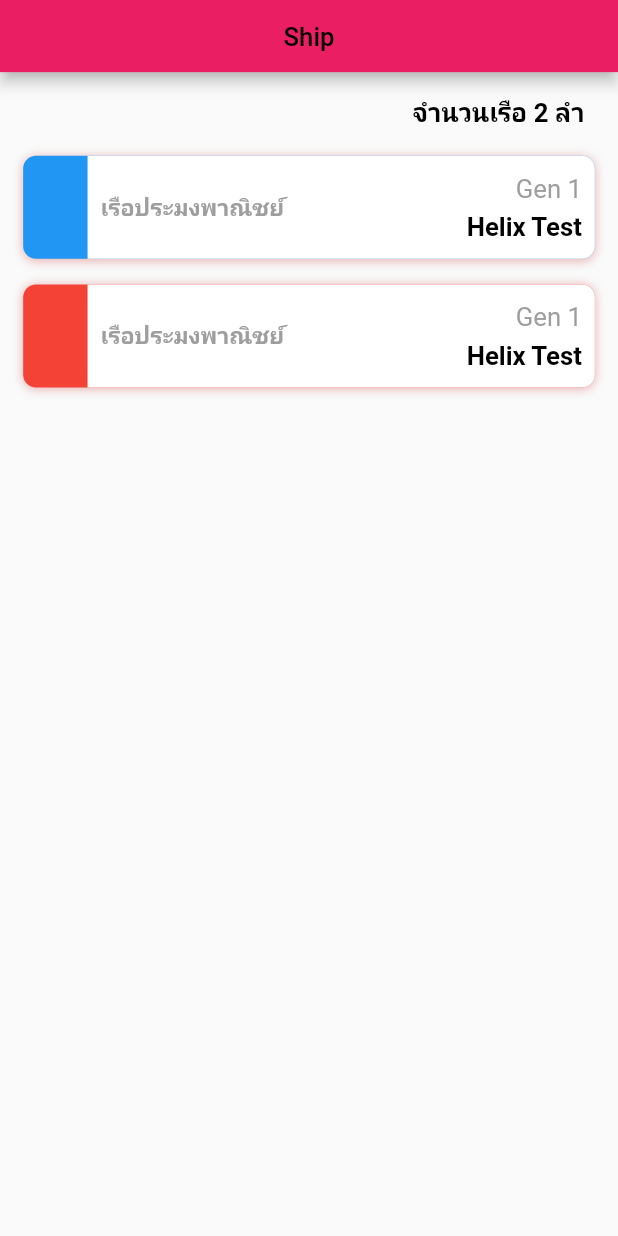
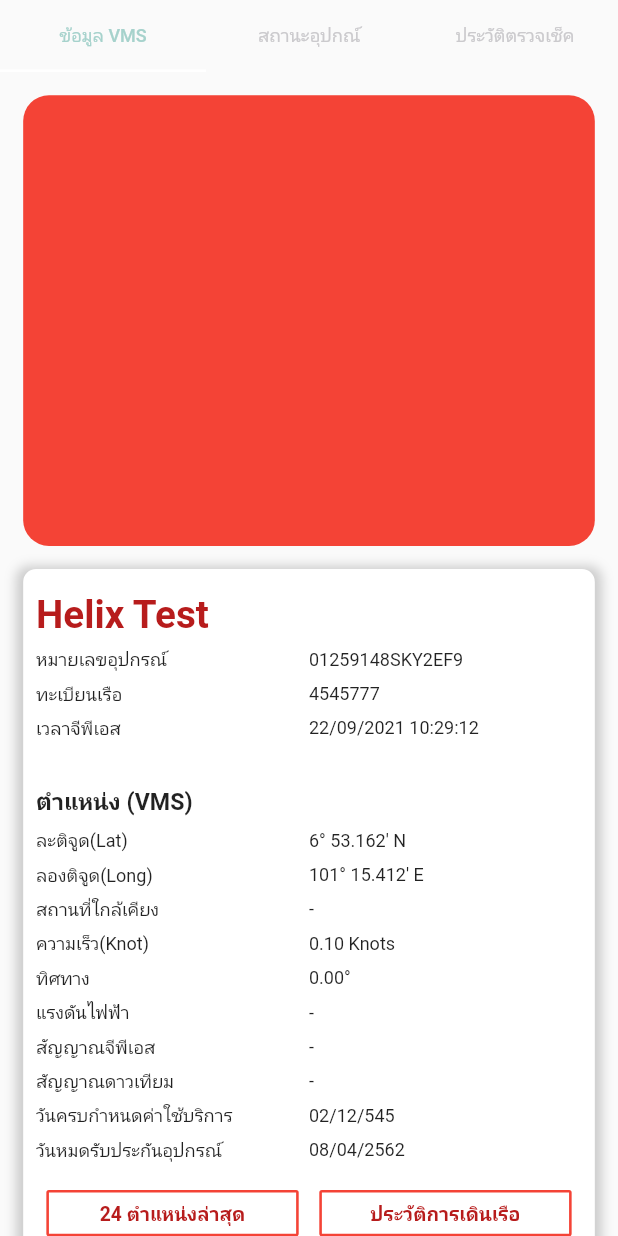
Before and after one commit to etnecadev/etneca-link, a Flutter app: the SecondPage screen opened by its route, after a tap on "เรือประมงพาณิชย์", on a phone screen of 412 x 824 dp. Run offline on Flutter 3.47's test engine with Material 2 defaults, Android fonts, the phone set to English and light mode, and no system bars; drawn by our look-alikes of contained_tab_bar_view; our stand-ins replace adaptive_theme, carousel_slider, dot_navigation_bar, expandable, flutter_staggered_animations, font_awesome_flutter and 2 more.

Commit message:
sub ship page

```diff
--- a/lib/src/app.dart
+++ b/lib/src/app.dart
@@ -31,7 +31,7 @@ class MyApp extends StatelessWidget {
             ],
             background: Container(color: Color(0xFFF5F5F5))),
         debugShowCheckedModeBanner: false,
-        initialRoute: "/packages",
+        initialRoute: "/menu",
         routes: routes));
   }
 }
--- a/lib/src/component/routes/routes.dart
+++ b/lib/src/component/routes/routes.dart
@@ -9,5 +9,6 @@ var routes = {
   NotiAndNews.routeName: (context) => NotiAndNews(),
   MenuPage.routeName: (context) => MenuPage(),
   PackagesPage.routeName: (context) => PackagesPage(),
+  ShipDataPage.routeName: (context) => ShipDataPage(),
 
 };
--- a/lib/src/page/index.dart
+++ b/lib/src/page/index.dart
@@ -5,3 +5,4 @@ export 'userPage.dart';
 export 'launcher.dart';
 export 'userPage.dart';
 export 'menuPage.dart';
+export 'shipDataPage.dart';
--- a/lib/src/page/menuPage.dart
+++ b/lib/src/page/menuPage.dart
@@ -97,7 +97,7 @@ class MenuPage extends StatelessWidget {
                                         "assets/images/bgmap.png",
                                         Icons.map,
                                         "package",
-                                        "/map")),
+                                        "/packages")),
                                 Flexible(
                                     flex: 5,
                                     child: _submenu(
--- /dev/null
+++ b/lib/src/page/shipDataPage.dart
@@ -0,0 +1,214 @@
+import 'package:contained_tab_bar_view/contained_tab_bar_view.dart';
+import 'package:flutter/material.dart';
+import 'package:flutter_project_template/src/utils/index.dart';
+
+class ShipDataPage extends StatelessWidget {
+  static const routeName = '/shipdatapage';
+  const ShipDataPage({Key? key}) : super(key: key);
+
+  @override
+  Widget build(BuildContext context) {
+    return Scaffold(
+      body: Container(
+        child: ContainedTabBarView(
+          tabBarProperties: TabBarProperties(
+            indicator: ContainerTabIndicator(
+              color: Color.fromRGBO(166, 210, 204, 1),
+              widthFraction: 0.3,
+              height: 4,
+              padding: const EdgeInsets.only(top: 15),
+            ),
+            indicatorColor: Colors.white,
+            labelColor: Color.fromRGBO(166, 210, 204, 1),
+            unselectedLabelColor: Color.fromRGBO(203, 202, 205, 1),
+          ),
+          tabs: [
+            Text('ข้อมูล VMS'),
+            Text('สถานะอุปกณ์'),
+            Text('ประวัติตรวจเช็ค'),
+          ],
+          views: [
+            SingleChildScrollView(
+              child: Container(
+                padding: EdgeInsets.all(18),
+                child: Column(
+                  children: [
+                    Container(
+                      decoration: BoxDecoration(
+                        borderRadius: BorderRadius.circular(20),
+                        color: Colors.red,
+                      ),
+                      width: double.infinity,
+                      height: 350,
+                    ),
+                    Container(
+                      height: 550,
+                      margin: EdgeInsets.only(top: 18),
+                      padding: EdgeInsets.all(10),
+                      decoration: BoxDecoration(
+                        borderRadius: BorderRadius.circular(10),
+                        color: Colors.white,
+                        boxShadow: [
+                          BoxShadow(
+                            color: Colors.grey.withOpacity(0.5),
+                            spreadRadius: 5,
+                            blurRadius: 7,
+                            offset: Offset(0, 3), // changes position of shadow
+                          ),
+                        ],
+                      ),
+                      width: double.infinity,
+                      child: Column(
+                        mainAxisAlignment: MainAxisAlignment.spaceEvenly,
+                        crossAxisAlignment: CrossAxisAlignment.start,
+                        children: [
+                          Text(
+                            "Helix Test",
+                            style: TextStyle(
+                                color: Colors.red[900],
+                                fontSize: 30,
+                                fontWeight: FontWeight.w700),
+                          ),
+                          Row(
+                            children: [
+                              Expanded(child: Text("หมายเลขอุปกรณ์")),
+                              Expanded(child: Text("01259148SKY2EF9")),
+                            ],
+                          ),
+                          Row(
+                            children: [
+                              Expanded(child: Text("ทะเบียนเรือ")),
+                              Expanded(child: Text("4545777")),
+                            ],
+                          ),
+                          Row(
+                            children: [
+                              Expanded(child: Text("เวลาจีพีเอส")),
+                              Expanded(child: Text("22/09/2021 10:29:12")),
+                            ],
+                          ),
+                          SizedBox(
+                            height: 20,
+                          ),
+                          Text(
+                            "ตำแหน่ง (VMS)",
+                            style: TextStyle(
+                                fontSize: 18, fontWeight: FontWeight.w700),
+                          ),
+                          Row(
+                            children: [
+                              Expanded(child: Text("ละติจูด(Lat)")),
+                              Expanded(child: Text("6° 53.162' N")),
+                            ],
+                          ),
+                          Row(
+                            children: [
+                              Expanded(child: Text("ลองติจูด(Long)")),
+                              Expanded(child: Text("101° 15.412' E")),
+                            ],
+                          ),
+                          Row(
+                            children: [
+                              Expanded(child: Text("สถานที่ใกล้เคียง")),
+                              Expanded(child: Text("-")),
+                            ],
+                          ),
+                          Row(
+                            children: [
+                              Expanded(child: Text("ความเร็ว(Knot)")),
+                              Expanded(child: Text("0.10 Knots")),
+                            ],
+                          ),
+                          Row(
+                            children: [
+                              Expanded(child: Text("ทิศทาง")),
+                              Expanded(child: Text("0.00°")),
+                            ],
+                          ),
+                          Row(
+                            children: [
+                              Expanded(child: Text("แรงดันไฟฟ้า")),
+                              Expanded(child: Text("-")),
+                            ],
+                          ),
+                          Row(
+                            children: [
+                              Expanded(child: Text("สัญญาณจีพีเอส")),
+                              Expanded(child: Text("-")),
+                            ],
+                          ),
+                          Row(
+                            children: [
+                              Expanded(child: Text("สัญญาณดาวเทียม")),
+                              Expanded(child: Text("-")),
+                            ],
+                          ),
+                          Row(
+                            children: [
+                              Expanded(child: Text("วันครบกำหนดค่าใช้บริการ")),
+                              Expanded(child: Text("02/12/545")),
+                            ],
+                          ),
+                          Row(
+                            children: [
+                              Expanded(child: Text("วันหมดรับประกันอุปกรณ์")),
+                              Expanded(child: Text("08/04/2562")),
+                            ],
+                          ),
+                          Row(
+                            mainAxisAlignment: MainAxisAlignment.spaceAround,
+                            children: [
+                              Expanded(
+                                child: Container(
+                                  margin: EdgeInsets.all(8),
+                                  child: OutlineButton(
+                                    highlightedBorderColor: Colors.red[900],
+                                    borderSide:
+                                        BorderSide(width: 2, color: Colors.red),
+                                    onPressed: () {},
+                                    child: Text(
+                                      "24 ตำแหน่งล่าสุด",
+                                      style: TextStyle(
+                                          color: Colors.red[900],
+                                          fontSize: 15,
+                                          fontWeight: FontWeight.w700),
+                                    ),
+                                  ),
+                                ),
+                              ),
+                              Expanded(
+                                child: Container(
+                                  margin: EdgeInsets.all(8),
+                                  child: OutlineButton(
+                                    highlightedBorderColor: Colors.red[900],
+                                    borderSide:
+                                        BorderSide(width: 2, color: Colors.red),
+                                    onPressed: () {},
+                                    child: Text(
+                                      "ประวัติการเดินเรือ",
+                                      style: TextStyle(
+                                          color: Colors.red[900],
+                                          fontSize: 15,
+                                          fontWeight: FontWeight.w700),
+                                    ),
+                                  ),
+                                ),
+                              ),
+                            ],
+                          ),
+                        ],
+                      ),
+                    )
+                  ],
+                ),
+              ),
+            ),
+            Container(color: Colors.green),
+            Container(color: Colors.blue),
+          ],
+          onChange: (index) => print(index),
+        ),
+      ),
+    );
+  }
+}
--- a/lib/src/page/shipPage.dart
+++ b/lib/src/page/shipPage.dart
@@ -9,10 +9,10 @@ class SecondPage extends StatefulWidget {
   _SecondPageState createState() => _SecondPageState();
 }
 
-_Card(color) {
+_Card(context, color) {
   return GestureDetector(
     onTap: () {
-      print("hi");
+      Navigator.pushNamed(context, "/shipdatapage");
     },
     child: Container(
       margin: EdgeInsets.only(top: 20),
@@ -22,10 +22,10 @@ _Card(color) {
         borderRadius: BorderRadius.all(Radius.circular(10)),
         boxShadow: [
           BoxShadow(
-            color: AppTheme.light.shadowColor,
-            spreadRadius: 0,
-            blurRadius: 6,
-            offset: Offset(0, 1), // changes position of shadow
+            color: Colors.grey.withOpacity(0.5),
+            spreadRadius: 5,
+            blurRadius: 7,
+            offset: Offset(0, 3), // changes position of shadow
           ),
         ],
       ),
@@ -107,7 +107,16 @@ class _SecondPageState extends State<SecondPage> {
             ),
             Flexible(
               child: ListView(
-                children: <Widget>[_Card(Colors.blue), _Card(Colors.red)],
+                children: <Widget>[
+                  _Card(
+                    context,
+                    Color.fromRGBO(166, 210, 204, 1),
+                  ),
+                  _Card(
+                    context,
+                    Color.fromRGBO(237, 116, 108, 1),
+                  )
+                ],
               ),
             ),
           ],
```
Also changed, not shown: lib/src/page/packages.dart (+12 -15 lines).
